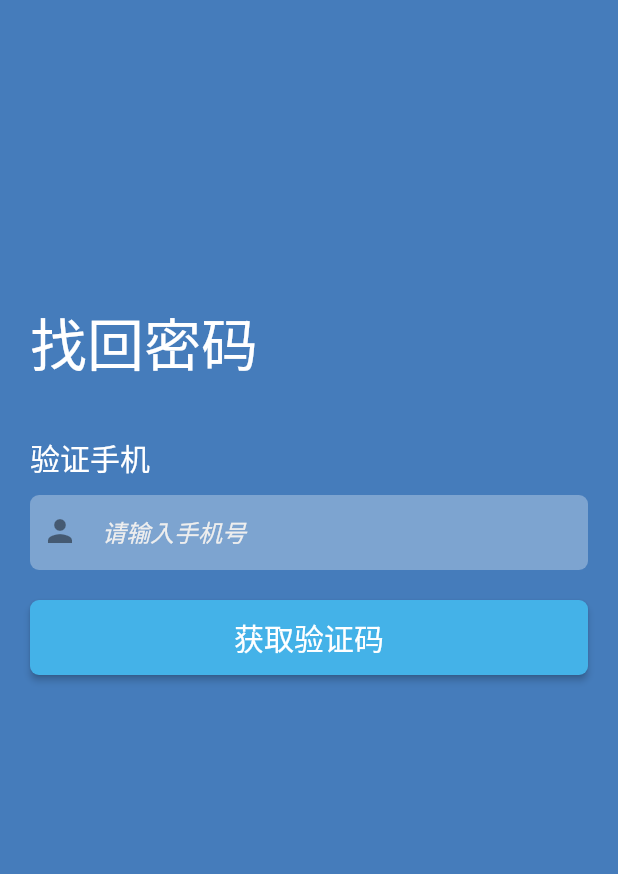
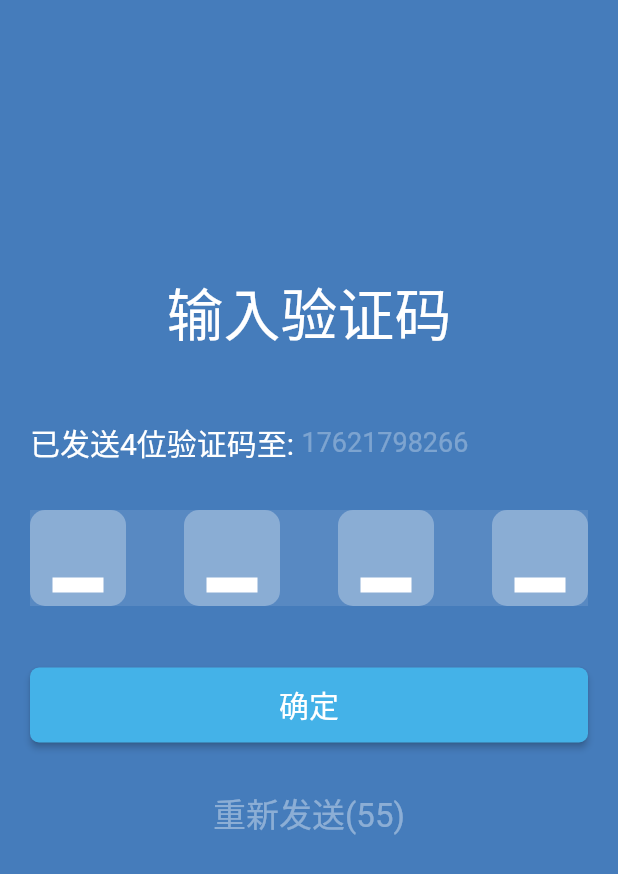
Before and after one commit to EarlyAnt/MyFlutter, a Flutter app: the screen it shows after launch, on a phone screen of 412 x 824 dp. Shown: the top 874 px of the screen. Run offline on Flutter 3.47's test engine with Material 2 defaults, Android fonts, the phone set to English and light mode, and no system bars; our stand-ins replace camera, dio, shared_preferences, video_player; missing offline and left inert: common_utils.

Commit message:
1.新增input_verify_number_widget.dart脚本，实现验证码输入页面的UI布局。

```diff
--- a/myflutter/lib/module/login/login.dart
+++ b/myflutter/lib/module/login/login.dart
@@ -4,3 +4,4 @@ export 'src/verify_number_login_widget.dart';
 export 'src/password_login_widget.dart';
 export 'src/forget_password_widget.dart';
 export 'src/password_changed_widget.dart';
+export 'src/input_verify_number_widget.dart';
--- /dev/null
+++ b/myflutter/lib/module/login/src/input_verify_number_widget.dart
@@ -0,0 +1,145 @@
+import 'dart:io';
+
+import 'package:flutter/material.dart';
+import 'package:flutter/services.dart';
+import '../../reminder/src/topReminder_widget.dart';
+
+class InputVerifyNumberWidget extends StatefulWidget {
+  InputVerifyNumberWidget({Key key}) : super(key: key);
+
+  @override
+  _InputVerifyNumberWidgetState createState() =>
+      _InputVerifyNumberWidgetState();
+}
+
+class _InputVerifyNumberWidgetState extends State<InputVerifyNumberWidget> {
+  TextEditingController _verifyNumber1 = TextEditingController();
+  TextEditingController _verifyNumber2 = TextEditingController();
+  TextEditingController _verifyNumber3 = TextEditingController();
+  TextEditingController _verifyNumber4 = TextEditingController();
+
+  @override
+  Widget build(BuildContext context) {
+    return Container(
+      child: Scaffold(
+        backgroundColor: Color.fromARGB(255, 69, 124, 187),
+        body: Stack(
+          children: [
+            Padding(
+                padding: EdgeInsets.fromLTRB(20, 180, 20, 0),
+                child: _txtTitle()),
+            Padding(
+                padding: EdgeInsets.fromLTRB(20, 280, 20, 0),
+                child: Row(children: [
+                  _txtOperate(),
+                  _txtPhoneNumber('17621798266'),
+                ])),
+            Padding(
+              padding: EdgeInsets.fromLTRB(20, 340, 20, 0),
+              child: Container(
+                color: Colors.white10,
+                child: Row(
+                  mainAxisAlignment: MainAxisAlignment.spaceBetween,
+                  children: [
+                    _txtVerifyNumber(_verifyNumber1),
+                    _txtVerifyNumber(_verifyNumber2),
+                    _txtVerifyNumber(_verifyNumber3),
+                    _txtVerifyNumber(_verifyNumber4),
+                  ],
+                ),
+              ),
+            ),
+            Padding(
+                padding: EdgeInsets.fromLTRB(20, 445, 20, 0),
+                child: _btnConfirm()),
+            Padding(
+                padding: EdgeInsets.fromLTRB(20, 525, 20, 0),
+                child: _txtResend()),
+          ],
+        ),
+      ),
+    );
+  }
+
+  Widget _txtTitle() {
+    return SizedBox(
+        width: double.infinity,
+        child: Text(
+          '输入验证码',
+          textAlign: TextAlign.center,
+          style: TextStyle(color: Colors.white, fontSize: 38),
+        ));
+  }
+
+  Widget _txtOperate() {
+    return Text('已发送4位验证码至: ',
+        textAlign: TextAlign.start,
+        style: TextStyle(color: Colors.white, fontSize: 20));
+  }
+
+  Widget _txtPhoneNumber(String phoneNumber) {
+    return Text(phoneNumber,
+        textAlign: TextAlign.start,
+        style: TextStyle(color: Colors.white30, fontSize: 18));
+  }
+
+  Widget _txtVerifyNumber(TextEditingController textEditingController) {
+    return Container(
+        width: 64,
+        height: 64,
+        decoration: BoxDecoration(
+            color: Colors.white30,
+            borderRadius: BorderRadius.circular(10),
+            shape: BoxShape.rectangle),
+        child: Stack(children: [
+          TextField(
+            keyboardType: TextInputType.number,
+            // inputFormatters: [
+            //   FilteringTextInputFormatter.digitsOnly, //数字，只能是整数
+            //   //FilteringTextInputFormatter.allow(RegExp("[0-9.]")), //数字包括小数
+            //   //FilteringTextInputFormatter.allow(RegExp("[a-zA-Z]")), //只允许输入字
+            // ],
+            style: TextStyle(
+                color: Colors.white, fontSize: 32, fontWeight: FontWeight.bold),
+            decoration:
+                InputDecoration(border: InputBorder.none, counterText: ''),
+            controller: textEditingController,
+            textAlign: TextAlign.center,
+            maxLength: 1,
+          ),
+          Visibility(
+              visible: true,
+              child: Padding(
+                  padding: EdgeInsets.fromLTRB(15, 45, 15, 0),
+                  child: Container(color: Colors.white, height: 10)))
+        ]));
+  }
+
+  Widget _btnConfirm() {
+    return SizedBox(
+        width: double.infinity,
+        height: 50,
+        child: RawMaterialButton(
+            shape: RoundedRectangleBorder(
+                borderRadius: BorderRadius.all(Radius.circular(6))),
+            fillColor: Color.fromARGB(255, 68, 178, 232),
+            splashColor: Color.fromARGB(200, 68, 178, 232),
+            onPressed: () {
+              setState(() {
+                TopReminder.open(context, '验证成功');
+              });
+            },
+            child: Text('确定',
+                style: TextStyle(color: Colors.white, fontSize: 20))));
+  }
+
+  Widget _txtResend() {
+    return SizedBox(
+        width: double.infinity,
+        child: Text(
+          '重新发送(55)',
+          textAlign: TextAlign.center,
+          style: TextStyle(fontSize: 22, color: Colors.white38),
+        ));
+  }
+}
--- a/myflutter/lib/routes/Routes.dart
+++ b/myflutter/lib/routes/Routes.dart
@@ -48,13 +48,14 @@ final routes = {
   /*--------------------pages-------------------*/
   // '/': (context) => Welcome(),
   //'/': (context) => LayoutTest(),
-  '/': (context) => ForgetPasswordWidget(),
+  '/': (context) => InputVerifyNumberWidget(),
   '/home': (context) => HomePage(),
   '/login_v': (context) => VerifyNumberLoginWidget(),
   '/login_p': (context) => PasswordLoginWidget(),
   '/forget_password': (context) => ForgetPasswordWidget(),
   '/change_password': (context) => ChangePasswordWidget(),
   '/password_changed': (context) => PasswordChangedWidget(),
+  '/input_verify_number': (context) => InputVerifyNumberWidget(),
 
   /*-------------------buttons------------------*/
   '/circularProgress': (context) => CircularProgressDemo(),
```
Also changed, not shown: myflutter/flutter_01.png (added).
